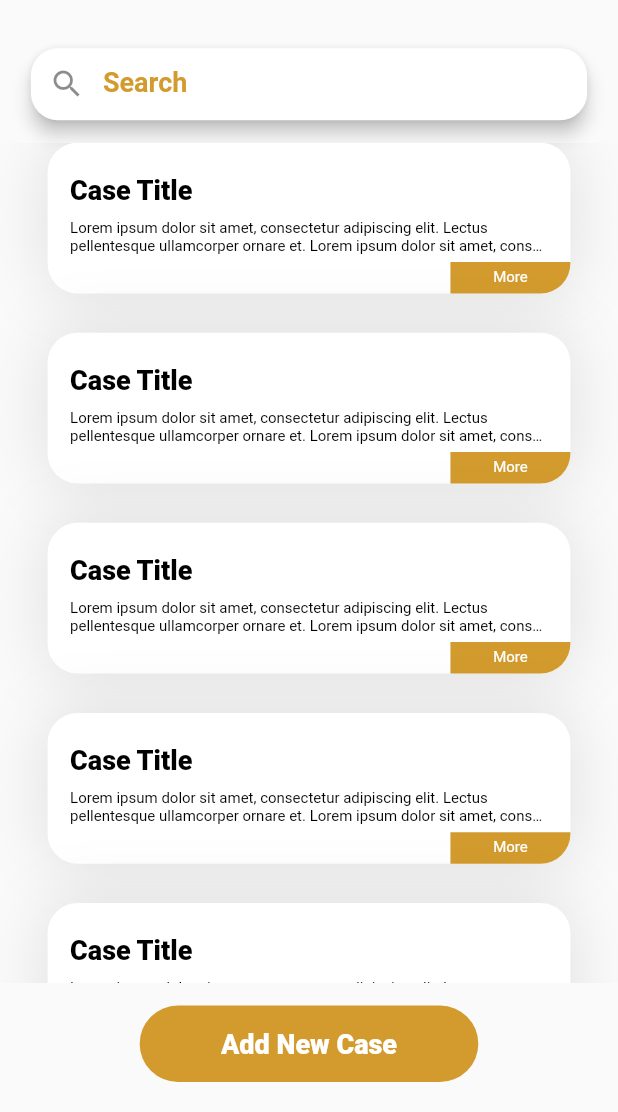
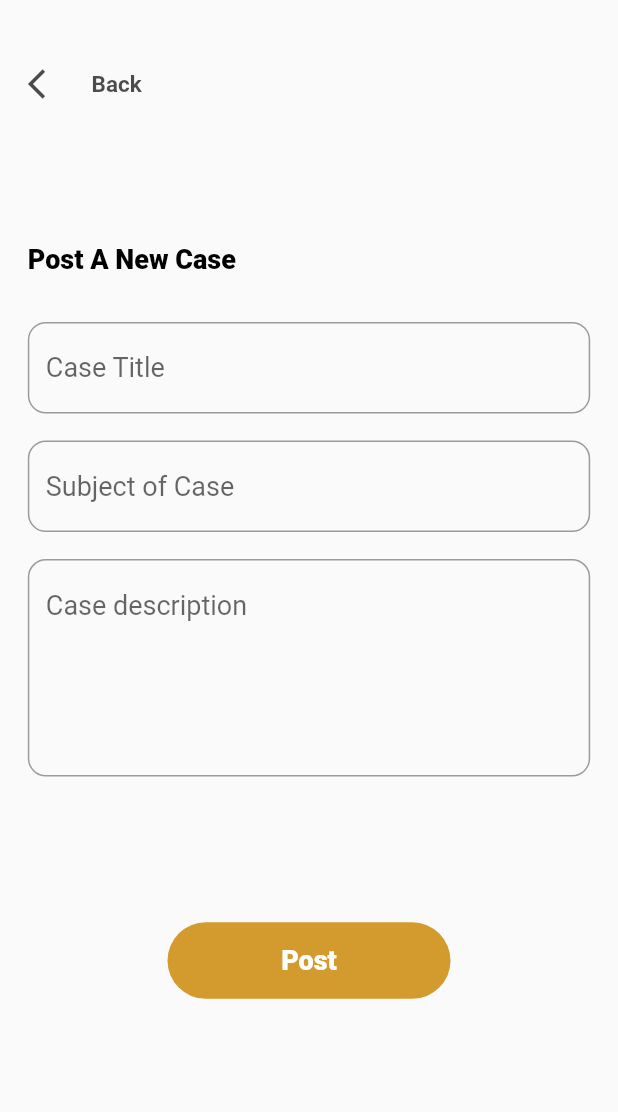
Before and after one commit to Garmode3073/legalsuits, a Flutter app: the screen it shows after launch, after a tap on "Add New Case", on a phone screen of 412 x 824 dp, the part 124-1236 px from its top. Run offline on Flutter 3.47's test engine with Material 2 defaults, Android fonts, the phone set to English and light mode, and no system bars; our stand-ins replace firebase_core, flutter_spinkit, google_fonts, page_transition; accounts and stored records are empty; Roboto replaces fonts that are missing (Martel).

Commit message:
add a new case page

```diff
--- a/lib/components/authbutt.dart
+++ b/lib/components/authbutt.dart
@@ -42,7 +42,10 @@ class _AuthButtonState extends State<AuthButton> {
 
 //add new case, submit button etc
 class SubmitButton extends StatefulWidget {
-  const SubmitButton({Key key}) : super(key: key);
+  const SubmitButton({Key key, this.buttonName, this.onPressed})
+      : super(key: key);
+  final String buttonName;
+  final Function onPressed;
 
   @override
   _SubmitButtonState createState() => _SubmitButtonState();
@@ -59,7 +62,7 @@ class _SubmitButtonState extends State<SubmitButton> {
         bottom: 20.0,
       ),
       child: RawMaterialButton(
-        onPressed: () {},
+        onPressed: widget.onPressed,
         child: Container(
           decoration: BoxDecoration(
             color: g.primary,
@@ -71,7 +74,7 @@ class _SubmitButtonState extends State<SubmitButton> {
                 vertical: 15,
               ),
               child: Text(
-                'Add New Case',
+                widget.buttonName,
                 style: buttonText,
               ),
             ),
--- a/lib/components/commons.dart
+++ b/lib/components/commons.dart
@@ -36,10 +36,28 @@ TextStyle caseMoreButton = GoogleFonts.martel(
   color: g.white,
 );
 
+TextStyle hinttextaddcase = GoogleFonts.martel(
+  fontWeight: FontWeight.w400,
+  fontSize: 18,
+  color: g.blackfont2.withOpacity(0.6),
+);
+
+TextStyle textaddcase = GoogleFonts.martel(
+  fontWeight: FontWeight.w400,
+  fontSize: 18,
+  color: g.blackfont2,
+);
+
 TextStyle hint = GoogleFonts.martel(
   fontWeight: FontWeight.w600,
   fontSize: 18,
   color: g.primary,
+);
+
+TextStyle back = GoogleFonts.martel(
+  fontWeight: FontWeight.w600,
+  fontSize: 15,
+  color: Colors.black.withOpacity(0.7),
 );
 
 TextStyle buttonText = GoogleFonts.martel(
--- a/lib/components/textfield.dart
+++ b/lib/components/textfield.dart
@@ -104,3 +104,35 @@ class _SearchFieldState extends State<SearchField> {
     );
   }
 }
+
+//text field for forms of adding new cases etc.abstract
+class AddNewFormField extends StatefulWidget {
+  const AddNewFormField({Key key, this.hintText, this.lines}) : super(key: key);
+  final String hintText;
+  final int lines;
+
+  @override
+  _AddNewFormFieldState createState() => _AddNewFormFieldState();
+}
+
+class _AddNewFormFieldState extends State<AddNewFormField> {
+  @override
+  Widget build(BuildContext context) {
+    return TextFormField(
+      minLines: widget.lines,
+      maxLines: widget.lines,
+      style: textaddcase,
+      decoration: InputDecoration(
+        hintText: widget.hintText,
+        hintStyle: hinttextaddcase,
+        border: OutlineInputBorder(
+          borderSide: BorderSide(
+            width: 0.5,
+            color: g.greyBorder,
+          ),
+          borderRadius: BorderRadius.circular(12),
+        ),
+      ),
+    );
+  }
+}
--- a/lib/screens/client/home.dart
+++ b/lib/screens/client/home.dart
@@ -4,6 +4,8 @@ import 'package:legalsuits/components/cards.dart';
 import 'package:legalsuits/components/commons.dart';
 import 'package:legalsuits/components/textfield.dart';
 import 'package:legalsuits/globals.dart' as g;
+import 'package:legalsuits/screens/client/newcase.dart';
+import 'package:page_transition/page_transition.dart';
 
 class ClientHome extends StatefulWidget {
   const ClientHome({Key key}) : super(key: key);
@@ -52,10 +54,13 @@ class _ClientHomeState extends State<ClientHome> {
                 ],
               ),
             ),
+
+            //search field
             SearchField(),
             SizedBox(
               height: 15,
             ),
+            //List of all cases
             Expanded(
                 child: ListView(
               children: [
@@ -67,7 +72,19 @@ class _ClientHomeState extends State<ClientHome> {
                 CaseCard(),
               ],
             )),
-            SubmitButton(),
+            //Add new case button
+            SubmitButton(
+              buttonName: "Add New Case",
+              onPressed: () {
+                Navigator.push(
+                  context,
+                  PageTransition(
+                    child: NewCase(),
+                    type: PageTransitionType.fade,
+                  ),
+                );
+              },
+            ),
           ],
         ),
       ),
--- /dev/null
+++ b/lib/screens/client/newcase.dart
@@ -0,0 +1,142 @@
+import 'package:flutter/material.dart';
+import 'package:google_fonts/google_fonts.dart';
+import 'package:legalsuits/components/authbutt.dart';
+import 'package:legalsuits/components/commons.dart';
+import 'package:legalsuits/components/textfield.dart';
+import 'package:legalsuits/globals.dart' as g;
+
+class NewCase extends StatefulWidget {
+  const NewCase({Key key}) : super(key: key);
+
+  @override
+  _NewCaseState createState() => _NewCaseState();
+}
+
+class _NewCaseState extends State<NewCase> {
+  @override
+  Widget build(BuildContext context) {
+    return GestureDetector(
+      onTap: () {
+        FocusScopeNode currentFocus = FocusScope.of(context);
+        if (!currentFocus.hasPrimaryFocus) {
+          currentFocus.unfocus();
+        }
+      },
+      child: Scaffold(
+        body: Column(
+          children: [
+            //appbar logo and skip option
+            Padding(
+              padding: EdgeInsets.only(
+                top: g.height * 0.0492,
+                right: g.width * 0.058,
+                left: g.width * 0.058,
+                bottom: g.height * 0.0392,
+              ),
+              child: Row(
+                mainAxisAlignment: MainAxisAlignment.spaceBetween,
+                crossAxisAlignment: CrossAxisAlignment.end,
+                textBaseline: TextBaseline.alphabetic,
+                children: [
+                  TitleText(),
+                  Container(
+                    width: g.width * 0.1,
+                    height: g.height * 0.05,
+                    decoration: BoxDecoration(
+                      image: DecorationImage(
+                        image: AssetImage("lib/assets/paperplus.png"),
+                        fit: BoxFit.fitWidth,
+                      ),
+                    ),
+                  ),
+                ],
+              ),
+            ),
+
+            //back button and icon
+            Padding(
+              padding: EdgeInsets.symmetric(horizontal: g.width * 0.045),
+              child: RawMaterialButton(
+                onPressed: () {
+                  Navigator.pop(context);
+                },
+                child: Row(
+                  children: [
+                    Icon(
+                      Icons.arrow_back_ios,
+                      color: Colors.black.withOpacity(0.7),
+                    ),
+                    SizedBox(
+                      width: g.width * 0.045,
+                    ),
+                    Text(
+                      "Back",
+                      style: back,
+                    ),
+                  ],
+                ),
+              ),
+            ),
+            SizedBox(
+              height: g.height * 0.0997,
+            ),
+            //Post a new case
+            Padding(
+              padding: EdgeInsets.symmetric(horizontal: g.width * 0.045),
+              child: Row(
+                children: [
+                  Text(
+                    "Post A New Case",
+                    style: casetitle,
+                  ),
+                ],
+              ),
+            ),
+            SizedBox(
+              height: g.height * 0.038,
+            ),
+            //Form of adding a new case
+            Expanded(
+              child: ListView(
+                children: [
+                  Padding(
+                    padding: EdgeInsets.symmetric(horizontal: g.width * 0.045),
+                    child: Column(
+                      children: [
+                        AddNewFormField(
+                          hintText: "Case Title",
+                          lines: 1,
+                        ),
+                        SizedBox(
+                          height: g.height * 0.0219,
+                        ),
+                        AddNewFormField(
+                          hintText: "Subject of Case",
+                          lines: 1,
+                        ),
+                        SizedBox(
+                          height: g.height * 0.0219,
+                        ),
+                        AddNewFormField(
+                          hintText: "Case description",
+                          lines: 5,
+                        ),
+                        SizedBox(
+                          height: g.height * 0.0997,
+                        ),
+                        SubmitButton(
+                          onPressed: () {},
+                          buttonName: "Post",
+                        ),
+                      ],
+                    ),
+                  ),
+                ],
+              ),
+            ),
+          ],
+        ),
+      ),
+    );
+  }
+}
```
